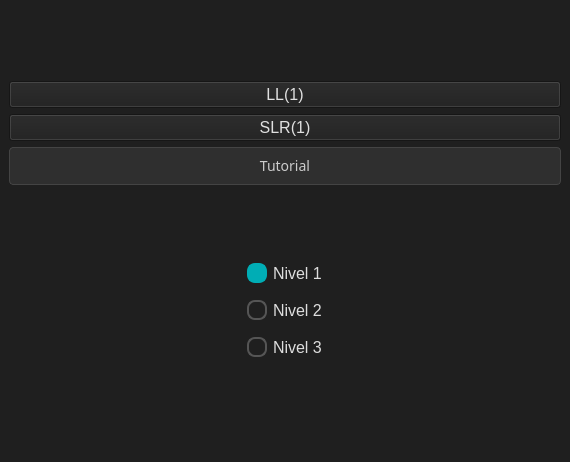
Before: the Qt Designer form mainwindow.ui in jose-rZM/SyntaxTutor, drawn with Qt 5.
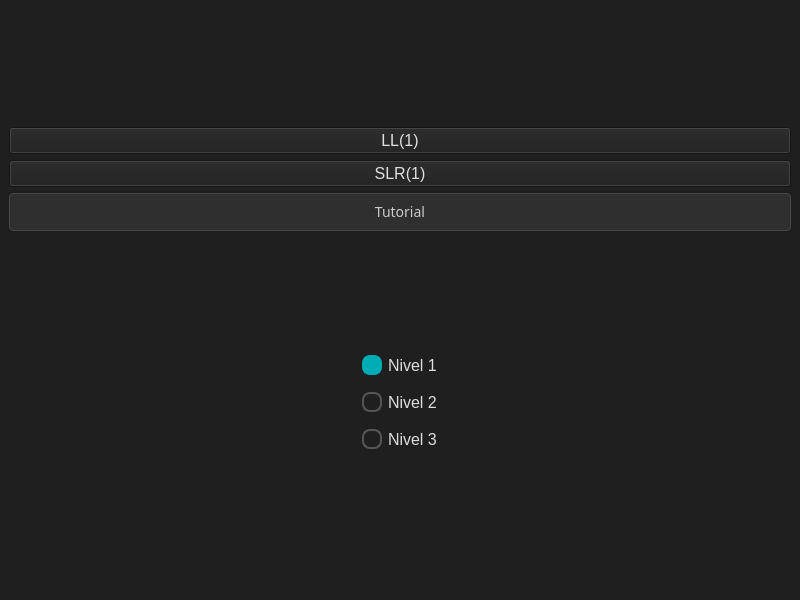
After: the same form once the commit is applied. Icons and pictures are not drawn.

Commit message: delete maximize button on main window

What changed in the file:
```diff
--- a/mainwindow.ui
+++ b/mainwindow.ui
@@ -6,10 +6,16 @@
    <rect>
     <x>0</x>
     <y>0</y>
-    <width>570</width>
-    <height>462</height>
+    <width>800</width>
+    <height>600</height>
    </rect>
   </property>
+  <property name="minimumSize">
+   <size>
+    <width>800</width>
+    <height>600</height>
+   </size>
+  </property>
   <property name="windowTitle">
    <string>SyntaxTutor</string>
   </property>
```
Left out of the diff: 2 changed lines with no effect on the pictures. The commit also changes 1 other file.
